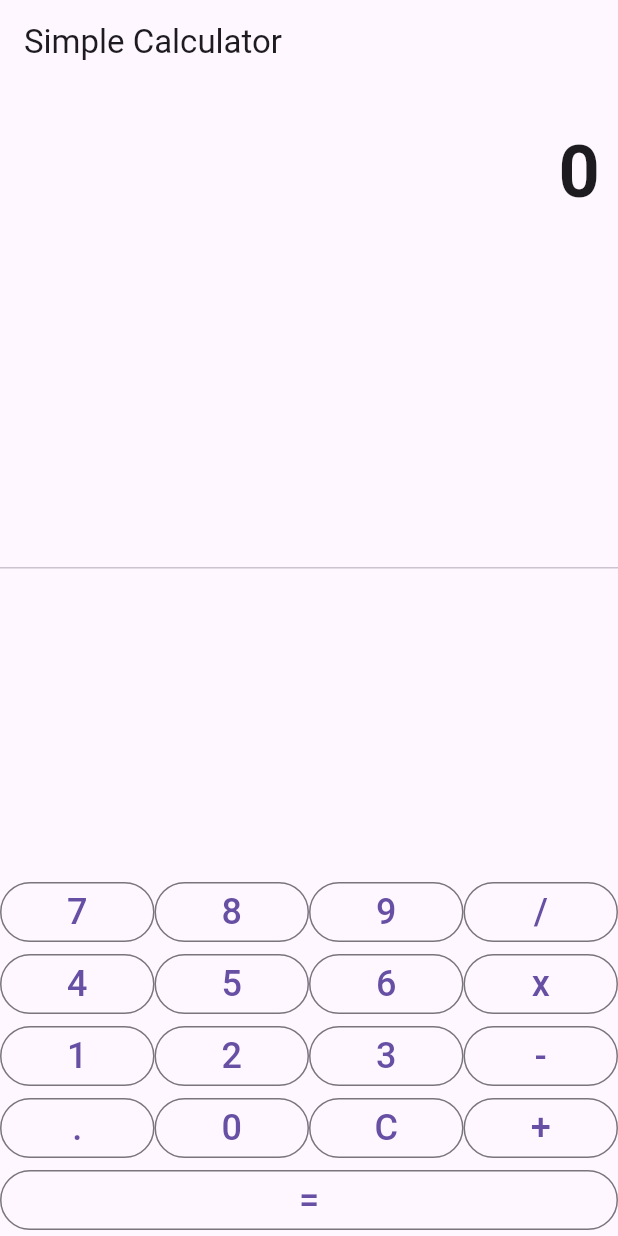
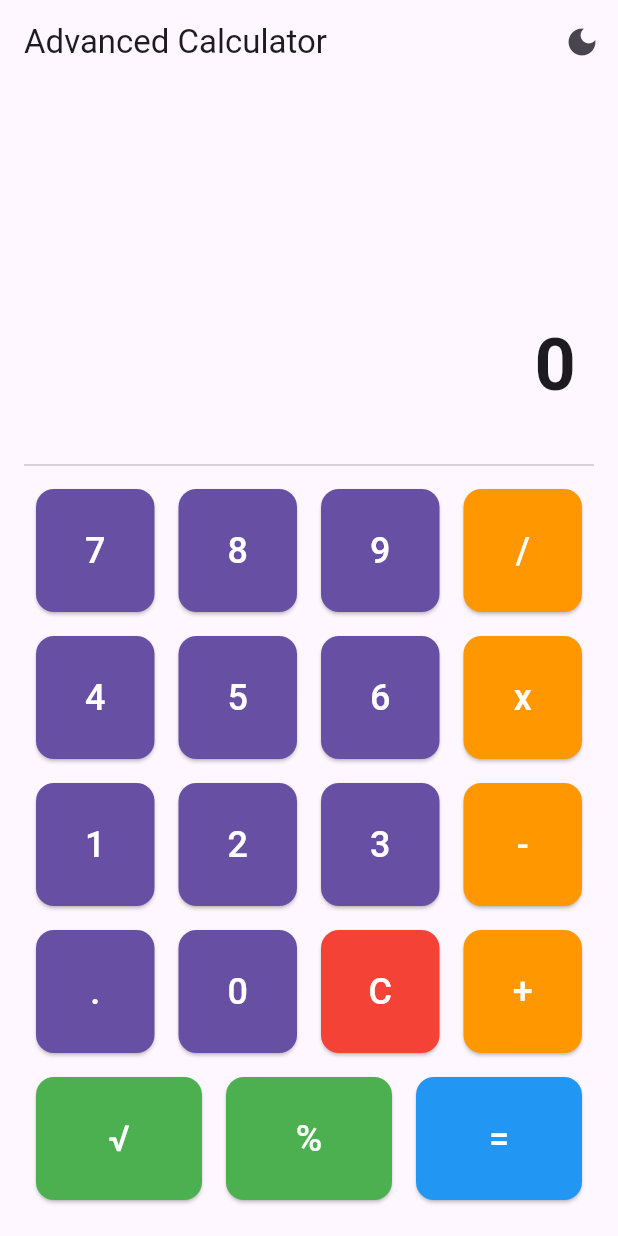
Before and after one commit to Zack9993/Simple-Flutter-Calculator-Application, a Flutter app: the screen it shows after launch, on a phone screen of 412 x 824 dp. Run offline on Flutter 3.47's test engine with Material 3 defaults, Android fonts, the phone set to English and light mode, and no system bars.

Commit message:
added calculator functions, themes and improved design

```diff
--- a/lib/main.dart
+++ b/lib/main.dart
@@ -8,9 +8,14 @@ class CalculatorApp extends StatelessWidget {
   @override
   Widget build(BuildContext context) {
     return MaterialApp(
-      title: 'Simple Calculator',
+      title: 'Advanced Calculator',
       theme: ThemeData(
         primarySwatch: Colors.blue,
+        visualDensity: VisualDensity.adaptivePlatformDensity,
+      ),
+      darkTheme: ThemeData.dark().copyWith(
+        primaryColor: Colors.blue,
+        hintColor: Colors.blueAccent,
       ),
       home: CalculatorScreen(),
     );
@@ -28,6 +33,7 @@ class _CalculatorScreenState extends State<CalculatorScreen> {
   double num1 = 0;
   double num2 = 0;
   String operand = "";
+  bool isDarkMode = false;
 
   void buttonPressed(String buttonText) {
     if (buttonText == "C") {
@@ -35,7 +41,7 @@ class _CalculatorScreenState extends State<CalculatorScreen> {
       num1 = 0;
       num2 = 0;
       operand = "";
-    } else if (buttonText == "+" || buttonText == "-" || buttonText == "x" || buttonText == "/") {
+    } else if (buttonText == "+" || buttonText == "-" || buttonText == "x" || buttonText == "/" || buttonText == "%" || buttonText == "√") {
       num1 = double.parse(output);
       operand = buttonText;
       _output = "0";
@@ -47,37 +53,67 @@ class _CalculatorScreenState extends State<CalculatorScreen> {
       }
     } else if (buttonText == "=") {
       num2 = double.parse(output);
-      if (operand == "+") {
+
+      switch (operand) {
+        case "+":
           _output = (num1 + num2).toString();
-      }
-      if (operand == "-") {
+          break;
+        case "-":
           _output = (num1 - num2).toString();
-      }
-      if (operand == "x") {
+          break;
+        case "x":
           _output = (num1 * num2).toString();
-      }
-      if (operand == "/") {
+          break;
+        case "/":
+          if (num2 == 0) {
+            _output = "Error";
+          } else {
             _output = (num1 / num2).toString();
           }
+          break;
+        case "%":
+          _output = (num1 % num2).toString();
+          break;
+        case "√":
+          _output = (num1 * num1).toString();
+          break;
+      }
+
       num1 = 0;
       num2 = 0;
       operand = "";
+    } else if (buttonText == "√") {
+      num1 = double.parse(output);
+      _output = (num1 * num1).toString();
+    } else if (buttonText == "%") {
+      num1 = double.parse(output);
+      _output = (num1 / 100).toString();
     } else {
-      _output = _output + buttonText;
+      _output = _output == "0" ? buttonText : _output + buttonText;
     }
 
     setState(() {
-      output = double.parse(_output).toStringAsFixed(2);
+      output = _output;
     });
   }
 
-  Widget buildButton(String buttonText) {
+  Widget buildButton(String buttonText, {Color? color}) {
     return Expanded(
-      child: OutlinedButton(
+      child: Padding(
+        padding: const EdgeInsets.all(8.0),
+        child: ElevatedButton(
+          style: ElevatedButton.styleFrom(
+            backgroundColor: color ?? Theme.of(context).primaryColor,
+            padding: EdgeInsets.all(24.0),
+            shape: RoundedRectangleBorder(
+              borderRadius: BorderRadius.circular(12.0),
+            ),
+          ),
           onPressed: () => buttonPressed(buttonText),
           child: Text(
             buttonText,
-          style: TextStyle(fontSize: 24.0),
+            style: TextStyle(fontSize: 24.0, color: Colors.white),
+          ),
         ),
       ),
     );
@@ -87,22 +123,35 @@ class _CalculatorScreenState extends State<CalculatorScreen> {
   Widget build(BuildContext context) {
     return Scaffold(
       appBar: AppBar(
-        title: Text('Simple Calculator'),
+        title: Text('Advanced Calculator'),
+        actions: [
+          IconButton(
+            icon: Icon(isDarkMode ? Icons.light_mode : Icons.dark_mode),
+            onPressed: () {
+              setState(() {
+                isDarkMode = !isDarkMode;
+              });
+            },
           ),
-      body: Container(
+        ],
+      ),
+      body: Theme(
+        data: isDarkMode ? ThemeData.dark() : ThemeData.light(),
+        child: Container(
+          padding: EdgeInsets.all(16.0),
           child: Column(
             children: <Widget>[
-            Container(
-              alignment: Alignment.centerRight,
+              Expanded(
+                child: Container(
+                  alignment: Alignment.bottomRight,
                   padding: EdgeInsets.symmetric(vertical: 24.0, horizontal: 12.0),
                   child: Text(
                     output,
                     style: TextStyle(fontSize: 48.0, fontWeight: FontWeight.bold),
                   ),
                 ),
-            Expanded(
-              child: Divider(),
               ),
+              Divider(),
               Column(
                 children: [
                   Row(
@@ -110,7 +159,7 @@ class _CalculatorScreenState extends State<CalculatorScreen> {
                       buildButton("7"),
                       buildButton("8"),
                       buildButton("9"),
-                    buildButton("/"),
+                      buildButton("/", color: Colors.orange),
                     ],
                   ),
                   Row(
@@ -118,7 +167,7 @@ class _CalculatorScreenState extends State<CalculatorScreen> {
                       buildButton("4"),
                       buildButton("5"),
                       buildButton("6"),
-                    buildButton("x"),
+                      buildButton("x", color: Colors.orange),
                     ],
                   ),
                   Row(
@@ -126,20 +175,22 @@ class _CalculatorScreenState extends State<CalculatorScreen> {
                       buildButton("1"),
                       buildButton("2"),
                       buildButton("3"),
-                    buildButton("-"),
+                      buildButton("-", color: Colors.orange),
                     ],
                   ),
                   Row(
                     children: [
                       buildButton("."),
                       buildButton("0"),
-                    buildButton("C"),
-                    buildButton("+"),
+                      buildButton("C", color: Colors.red),
+                      buildButton("+", color: Colors.orange),
                     ],
                   ),
                   Row(
                     children: [
-                    buildButton("="),
+                      buildButton("√", color: Colors.green),
+                      buildButton("%", color: Colors.green),
+                      buildButton("=", color: Colors.blue),
                     ],
                   ),
                 ],
@@ -147,6 +198,7 @@ class _CalculatorScreenState extends State<CalculatorScreen> {
             ],
           ),
         ),
+      ),
     );
   }
 }
```
Lines whose indentation alone changed are shown as unchanged.
